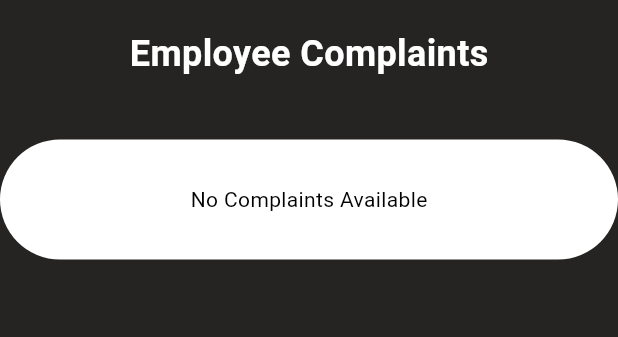
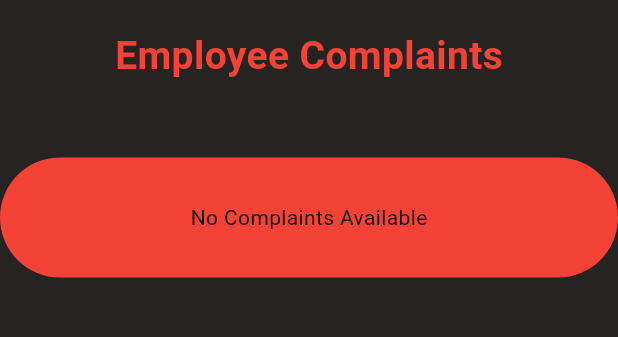
Before and after one commit to Duhudu/CreativeWeb, a Flutter app: the ComplaintPage screen opened directly, on a phone screen of 412 x 824 dp, the part 63-400 px from its top. Run offline on Flutter 3.47's test engine with Material 3 defaults, Android fonts, the light colour scheme and no system bars; our stand-ins replace cloud_firestore, firebase_auth, firebase_core, fluttertoast; accounts and stored records are empty.

Commit message:
Fixed an bug and continue the code in the Admin Complaint page

```diff
--- a/lib/admin/admin_complaint.dart
+++ b/lib/admin/admin_complaint.dart
@@ -67,17 +67,17 @@ class _ComplaintPageState extends State<ComplaintPage> {
             Text(
               "Employee Complaints",
               style: TextStyle(
-                  color: Colors.white,
-                  fontSize: 24,
+                  color: Colors.red,
+                  fontSize: 26,
                   fontWeight: FontWeight.bold
               ),
             ),
-            SizedBox(height: 40),
+            SizedBox(height: 49),
             Container(
               width: screenWidth * 90,
               padding: EdgeInsets.all(30),
               decoration: BoxDecoration(
-                color: Colors.white,
+                color: Colors.red,
                 borderRadius: BorderRadius.only(
                   topRight: Radius.circular(40),
                   topLeft: Radius.circular(40),
```
